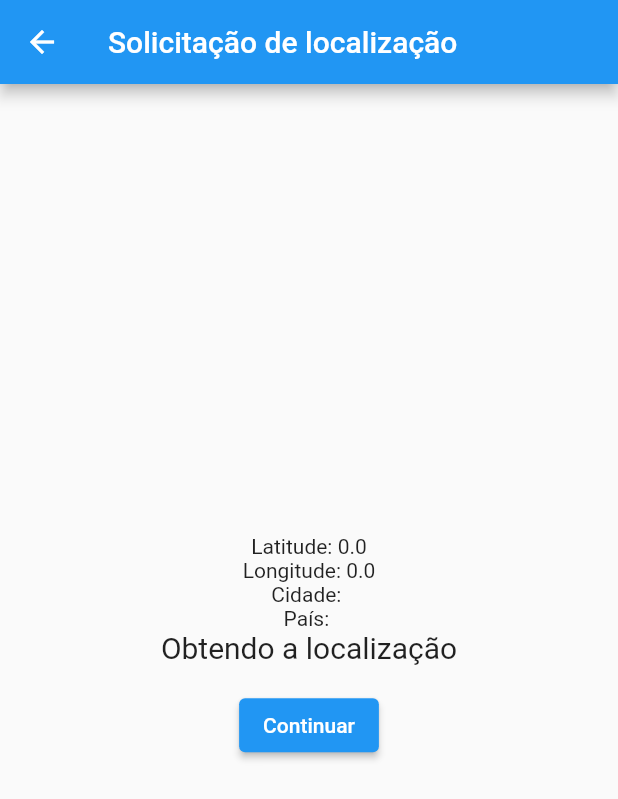
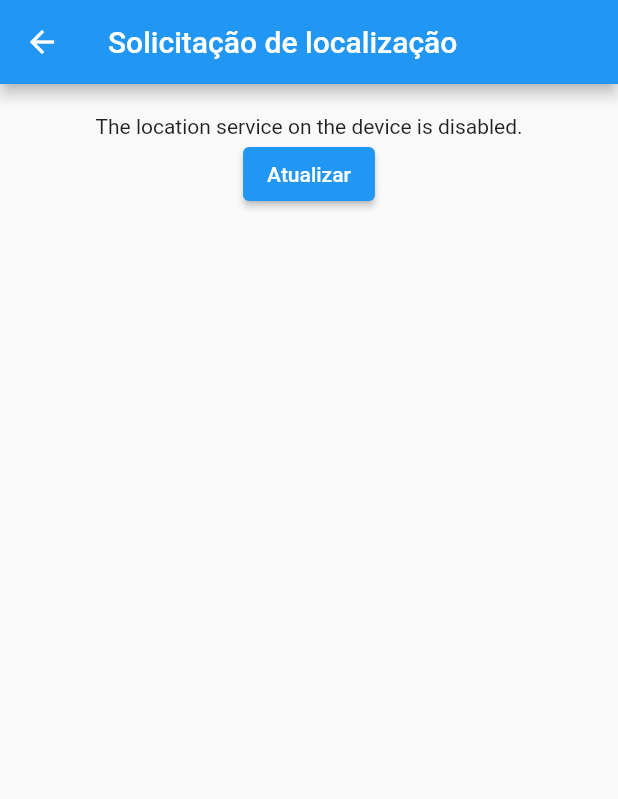
Before and after one commit to lucasdonordeste/mobile_outkey, a Flutter app: the LocalizacaoScreen screen opened by its route, on a phone screen of 412 x 824 dp. Shown: the top 799 px of the screen. Run offline on Flutter 3.47's test engine with Material 2 defaults, Android fonts, the phone set to English and light mode, and no system bars; our stand-ins replace geocoding, geolocator, permission_handler, shared_preferences, sqflite; accounts and stored records are empty.

Commit message:
[feat] #global - Ajustes gerais

```diff
--- a/lib/app_state.dart
+++ b/lib/app_state.dart
@@ -133,7 +133,7 @@ class AppState with ChangeNotifier {
   }
 
   void setLocalizacaoAtual(String value) {
-    _localizacao = value as bool;
+    _localizacaoAtual = value;
     notifyListeners();
   }
 
--- a/lib/localizacao_screen.dart
+++ b/lib/localizacao_screen.dart
@@ -4,6 +4,7 @@ import 'package:flutter/material.dart';
 import 'package:geocoding/geocoding.dart';
 import 'package:mobile_outkey/administrador_screen.dart';
 import 'package:mobile_outkey/home_screen.dart';
+import 'package:mobile_outkey/user_controller.dart';
 import 'package:provider/provider.dart';
 import 'package:permission_handler/permission_handler.dart' as ph;
 import 'package:geolocator/geolocator.dart';
@@ -19,75 +20,6 @@ class LocalizacaoScreen extends StatefulWidget {
 class _LocalizacaoScreenState extends State<LocalizacaoScreen> {
   var scaffoldKey = GlobalKey<ScaffoldState>();
 
-  late StreamSubscription<Position> positionStream;
-  String status = 'Aguardando GPS';
-  late Position positionLocation = Position(
-    latitude: 0,
-    longitude: 0,
-    accuracy: 0,
-    altitude: 0,
-    heading: 0,
-    speed: 0,
-    speedAccuracy: 0,
-    timestamp: DateTime.now(),
-  );
-
-  String city = '';
-  String country = '';
-
-  @override
-  void initState() {
-    listenPosition();
-    super.initState();
-  }
-
-  listenPosition() async {
-    ph.PermissionStatus permission = await ph.Permission.location.request();
-
-    if (permission.isDenied) {
-      _showMessage(
-          'Parece que você não permitiu o uso do GPS, abra as configurações do aplicativo e libere a permissão');
-    } else {
-      bool gpsIsEnabled = await Geolocator.isLocationServiceEnabled();
-
-      if (!gpsIsEnabled) {
-        _showMessage
-          ('Parece que o GPS está desativado, ative-o e tente novamente');
-      }
-      setState(() {
-        status = 'Obtendo a localização';
-      });
-
-      positionStream =
-          Geolocator.getPositionStream().listen((Position position) async {
-            // garante que o trecho abaixo seja executado somente uma vez
-            if (positionLocation == null) {
-              positionLocation = position;
-
-              // Obtém a cidade e o país através do geocoding
-              List<Placemark> placemarks = await placemarkFromCoordinates(
-                  position.latitude, position.longitude);
-              if (placemarks != null && placemarks.isNotEmpty) {
-                Placemark placemark = placemarks[0];
-                city = placemark.locality!;
-                country = placemark.country!;
-              }
-
-              setState(() {
-                status = 'Localização obtida';
-              });
-            }
-          });
-    }
-  }
-
-  _showMessage(String message) =>
-      SnackBar(
-        content: Text(message),
-        shape: RoundedRectangleBorder(borderRadius: BorderRadius.circular(8)),
-        behavior: SnackBarBehavior.floating,
-      );
-
 
   @override
   Widget build(BuildContext context) {
@@ -96,43 +28,43 @@ class _LocalizacaoScreenState extends State<LocalizacaoScreen> {
         appBar: AppBar(
           title: Text('Solicitação de localização'),
         ),
-        body: Center(
-            child: Column(
-                mainAxisAlignment: MainAxisAlignment.center,
-                children: <Widget>[
-            Text('Latitude: ${positionLocation.latitude.toString()}'),
-        Text('Longitude: ${positionLocation.longitude.toString()}'),
-        Text('Cidade: $city'),
-        Text('País: $country'),
-        Text(
-          status,
-          style: TextStyle(fontSize: 20),
+        body: Column(
+          children: [
+            const SizedBox(
+              height: 20,
             ),
-        Container(
-          padding: EdgeInsets.all(16),
-          child: ElevatedButton(
+            ChangeNotifierProvider<UserController>(
+                create: (context) => UserController(),
 
+                child: Builder(builder: (context) {
+                  final local = context.watch<UserController>();
+
+
+                  String mensagem = local.erro == ''
+                      ? 'Latitude: ${local.lat} | Longitude: ${local.long}'
+                      : local.erro;
+
+                  return Center(child: Text(mensagem));
+                })),
+
+            //botao para atualizar a pagina e depois de um duration 3 segundos ir para a tela de home screen\
+            ElevatedButton(
                 onPressed: () {
-// Dê a permissão de acesso à localização aqui
-            appState.setLocalizacaoAtual('$city, $country');
-            if (appState.nivelAcesso == 'A') {
+
+
+
+
+                  Future.delayed(Duration(seconds: 3), () {
                     Navigator.push(
                         context,
                         MaterialPageRoute(
-                  builder: (context) => HomeScreen(),
-                ),
-              );
-            } else {
-              Navigator.push(
-                context,
-                MaterialPageRoute(
-                  builder: (context) => HomeScreen(),
-                ),
-              );
-            }
-          }, child: Text('Continuar')),
-        ),
-       ])),
-      );
+                            builder: (context) => HomeScreen()));
+                  });
+                },
+                child: Text('Atualizar')),
+
+
+          ],
+        ));
   }
 }
--- a/lib/login_screen.dart
+++ b/lib/login_screen.dart
@@ -80,9 +80,10 @@ class _LoginScreenState extends State<LoginScreen> {
                       _senhaController.text == '123') {
                     appState.setLogado(true);
                     appState.setNivelAcesso('L');
+
                     //se o usuario estiver logado levar para a tela de home
                     //se não estiver logado deixar na tela de login
-                    if (appState.logado) {
+                    if (appState.localizacao != false) {
                       Navigator.pushReplacement(
                         context,
                         MaterialPageRoute(
@@ -93,7 +94,7 @@ class _LoginScreenState extends State<LoginScreen> {
                       Navigator.pushReplacement(
                         context,
                         MaterialPageRoute(
-                          builder: (context) => LeitorScreen(),
+                          builder: (context) => LocalizacaoScreen(),
                         ),
                       );
                     }
--- /dev/null
+++ b/lib/user_controller.dart
@@ -0,0 +1,53 @@
+import 'package:flutter/material.dart';
+import 'package:geolocator/geolocator.dart';
+
+class UserController extends ChangeNotifier {
+ double lat = 0.0;
+  double long = 0.0;
+  String erro = '';
+
+
+  UserController() {
+    getPosition();
+  }
+
+  getPosition() async {
+    try {
+      final position = await _posicaoAtual();
+      lat = position.latitude;
+      long = position.longitude;
+      notifyListeners();
+    } catch (e) {
+      erro = e.toString();
+      notifyListeners();
+    }
+  }
+
+  Future<Position>_posicaoAtual() async {
+    LocationPermission permissao;
+    bool ativado = await Geolocator.isLocationServiceEnabled();
+    if (!ativado) {
+     return Future.error('GPS desativado');
+    }
+
+    permissao = await Geolocator.checkPermission();
+    if (permissao == LocationPermission.denied) {
+      permissao = await Geolocator.requestPermission();
+      if (permissao == LocationPermission.denied) {
+        return Future.error('Voce precisa permitir o uso do GPS');
+      }
+
+    }
+
+    if (permissao == LocationPermission.deniedForever) {
+      return Future.error('Voce precisa permitir o uso do GPS');
+    }
+
+    return await Geolocator.getCurrentPosition(
+      //atualizar a pagina para pegar a nova localizacao
+      desiredAccuracy: LocationAccuracy.high,
+
+    );
+
+  }
+}
```
Also changed, not shown: 2 other files. Lines whose indentation alone changed are shown as unchanged.
